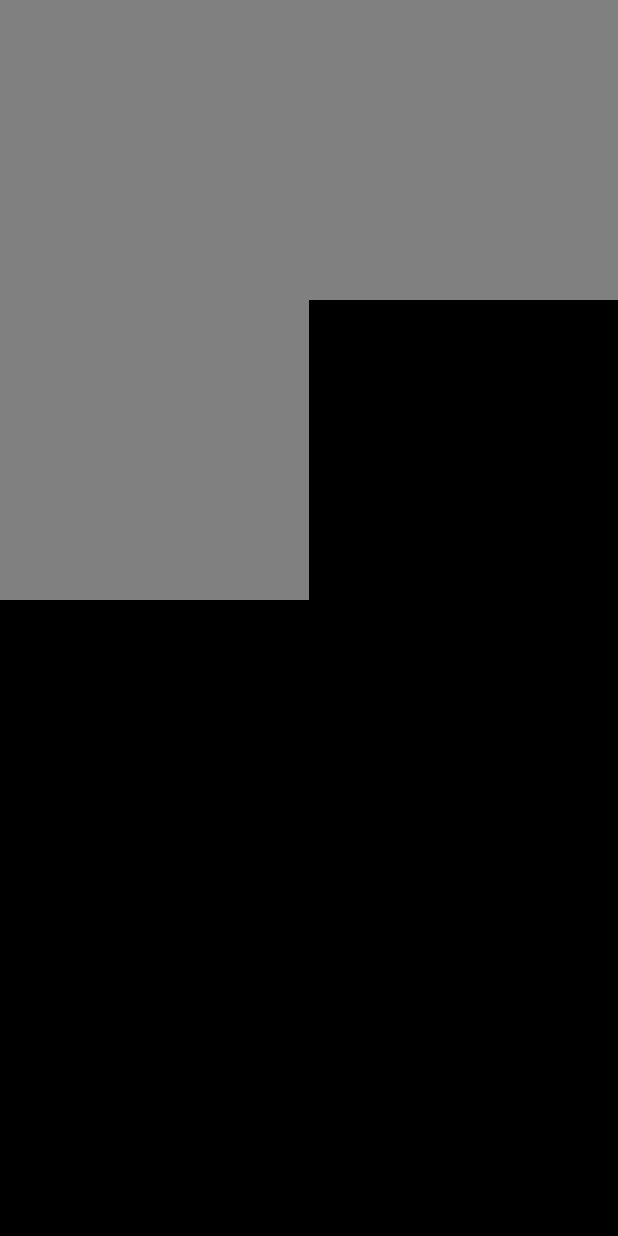
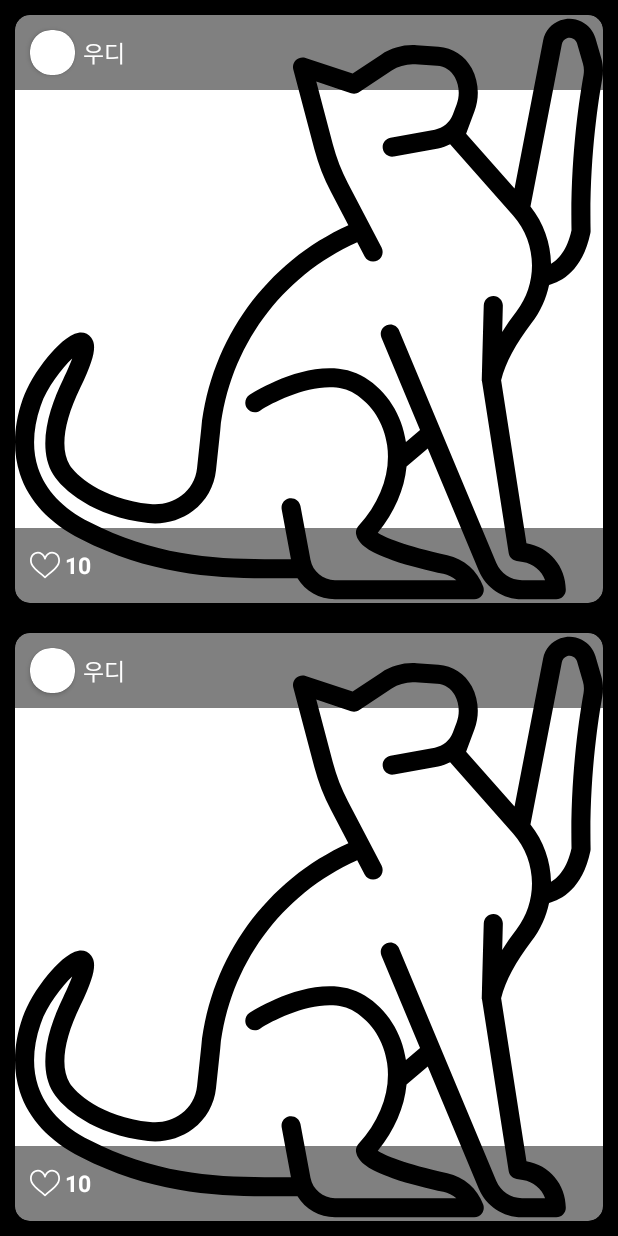
Before and after one commit to WoochanLee/CatHolic, an Android app: the layout fragment_gallery.xml on its own in the app's theme, with its tools: preview values and no code run, on a phone screen of 412 x 824 dp. Run offline under Robolectric (Android 15) with nearby library versions, the phone set to English and light mode, and no system bars.

Commit message:
- change main UI - change user data structure

```diff
--- a/app/src/main/java/com/woody/cat/holic/framework/CatHolicApplication.kt
+++ b/app/src/main/java/com/woody/cat/holic/framework/CatHolicApplication.kt
@@ -13,7 +13,7 @@ class CatHolicApplication : Application() {
     }
 
     val photoRepository by lazy { PhotoRepositoryImpl(FirebaseUserManager) }
-    val postingRepository by lazy { PostingRepositoryImpl(FirebaseUserManager) }
+    val postingRepository by lazy { PostingRepositoryImpl() }
 
     override fun onCreate() {
         super.onCreate()
--- a/app/src/main/java/com/woody/cat/holic/framework/PostingRepositoryImpl.kt
+++ b/app/src/main/java/com/woody/cat/holic/framework/PostingRepositoryImpl.kt
@@ -13,7 +13,7 @@ import com.woody.cat.holic.framework.net.mapToPostingDto
 import kotlinx.coroutines.CompletableDeferred
 
 
-class PostingRepositoryImpl(private val firebaseUserManager: FirebaseUserManager) : PostingRepository {
+class PostingRepositoryImpl() : PostingRepository {
 
     companion object {
         const val COLLECTION_PATH = "cat"
--- a/app/src/main/java/com/woody/cat/holic/presentation/main/like/LikeFragment.kt
+++ b/app/src/main/java/com/woody/cat/holic/presentation/main/like/LikeFragment.kt
@@ -40,9 +40,9 @@ class LikeFragment : Fragment() {
     override fun onViewCreated(view: View, savedInstanceState: Bundle?) {
         super.onViewCreated(view, savedInstanceState)
 
-        /*binding.signInButton.setOnClickListener {
+        binding.signInButton.setOnClickListener {
             FirebaseUserManager.signIn(startGoogleSignInForResult, requireActivity())
-        }*/
+        }
 
         //CatHolicGoogleUserManager.signOut(requireActivity())
     }
--- a/app/src/main/java/com/woody/cat/holic/presentation/upload/UploadActivity.kt
+++ b/app/src/main/java/com/woody/cat/holic/presentation/upload/UploadActivity.kt
@@ -142,7 +142,7 @@ class UploadActivity : AppCompatActivity() {
 
     private fun makeCustomAlbumWidget(): Widget {
         return Widget.newDarkBuilder(this)
-            .title("Select Cats")
+            .title("SELECT CATS")
             .statusBarColor(Color.BLACK)
             .toolBarColor(Color.BLACK)
             .navigationBarColor(Color.BLACK)
--- a/app/src/main/java/com/woody/cat/holic/presentation/upload/UploadViewModel.kt
+++ b/app/src/main/java/com/woody/cat/holic/presentation/upload/UploadViewModel.kt
@@ -106,9 +106,9 @@ class UploadViewModel(
 
     fun onClickUploadPosting() {
 
-        val userId = firebaseUserManager.getCurrentUserId()
+        val user = firebaseUserManager.getCurrentUser()
 
-        if (userId == null) {
+        if (user == null) {
             handleNotSignedInUser()
             return
         }
@@ -120,7 +120,7 @@ class UploadViewModel(
                     ?.filter { it.imageDownloadUrl.isNotEmpty() }
                     ?.map {
                         Posting(
-                            userId,
+                            user,
                             it.imageDownloadUrl
                         )
                     }
--- a/app/src/main/java/com/woody/cat/holic/presentation/upload/item/UploadingPhotoItem.kt
+++ b/app/src/main/java/com/woody/cat/holic/presentation/upload/item/UploadingPhotoItem.kt
@@ -5,6 +5,7 @@ import kotlinx.coroutines.Job
 
 data class UploadingPhotoItem(
     val userId: String? = null,
+
     val imageUri: String,
     var imageDownloadUrl: String = "",
     var currentProgress: MutableLiveData<Int> = MutableLiveData(0),
--- a/app/src/main/res/layout/fragment_gallery.xml
+++ b/app/src/main/res/layout/fragment_gallery.xml
@@ -15,62 +15,13 @@
         android:layout_height="match_parent"
         android:orientation="vertical">
 
-        <!--<View
-            android:layout_width="match_parent"
-            android:layout_height="1dp"
-            android:background="@color/white"/>
-
-        <LinearLayout
-            android:layout_width="match_parent"
-            android:layout_height="54dp"
-            android:background="@color/black"
-            android:gravity="end|center">
-
-            <androidx.cardview.widget.CardView
-                android:layout_width="100dp"
-                android:layout_height="34dp"
-                android:layout_marginEnd="10dp"
-                android:padding="0dp"
-                app:cardBackgroundColor="@color/gray"
-                app:cardCornerRadius="15dp">
-
-                <LinearLayout
-                    android:layout_width="match_parent"
-                    android:layout_height="match_parent"
-                    android:gravity="center"
-                    android:orientation="horizontal">
-
-                    <TextView
-                        android:layout_width="wrap_content"
-                        android:layout_height="wrap_content"
-                        android:layout_marginEnd="5dp"
-                        android:text="@string/order_by"
-                        android:textColor="@color/white"
-                        android:textSize="12dp"
-                        android:textStyle="bold" />
-
-                    <ImageView
-                        android:layout_width="18dp"
-                        android:layout_height="18dp"
-                        android:src="@drawable/ic_heart_fill"
-                        app:tint="@color/white"
-                        tools:src="@drawable/ic_clock_fill"/>
-                </LinearLayout>
-            </androidx.cardview.widget.CardView>
-        </LinearLayout>
-
-        <View
-            android:layout_width="match_parent"
-            android:layout_height="1dp"
-            android:background="@color/white"/>-->
-
         <androidx.recyclerview.widget.RecyclerView
             android:id="@+id/rv_main_gallery"
             android:layout_width="match_parent"
             android:layout_height="match_parent"
-            app:layoutManager="androidx.recyclerview.widget.StaggeredGridLayoutManager"
-            app:spanCount="2"
-            tools:listitem="@layout/item_main_photo" />
+            android:background="@color/black"
+            app:layoutManager="androidx.recyclerview.widget.LinearLayoutManager"
+            tools:listitem="@layout/item_main_posting" />
 
     </LinearLayout>
 </layout>
--- a/app/src/main/res/layout/fragment_like.xml
+++ b/app/src/main/res/layout/fragment_like.xml
@@ -20,14 +20,14 @@
             app:layout_constraintStart_toStartOf="parent"
             app:layout_constraintTop_toTopOf="parent" />-->
 
-        <!--<com.google.android.gms.common.SignInButton
+        <com.google.android.gms.common.SignInButton
             android:id="@+id/sign_in_button"
             android:layout_width="wrap_content"
             android:layout_height="wrap_content"
             app:layout_constraintBottom_toBottomOf="parent"
             app:layout_constraintEnd_toEndOf="parent"
             app:layout_constraintStart_toStartOf="parent"
-            app:layout_constraintTop_toTopOf="parent" />-->
+            app:layout_constraintTop_toTopOf="parent" />
 
     </LinearLayout>
 </layout>
--- a/app/src/main/res/layout/item_main_photo.xml
+++ /dev/null
@@ -1,28 +0,0 @@
-<?xml version="1.0" encoding="utf-8"?>
-<layout xmlns:app="http://schemas.android.com/apk/res-auto"
-    xmlns:tools="http://schemas.android.com/tools">
-
-    <data>
-        <variable
-            name="position"
-            type="Integer" />
-
-        <variable
-            name="model"
-            type="com.woody.cat.holic.domain.Photo" />
-    </data>
-
-    <androidx.constraintlayout.widget.ConstraintLayout xmlns:android="http://schemas.android.com/apk/res/android"
-        android:layout_width="match_parent"
-        android:layout_height="wrap_content">
-
-        <ImageView
-            android:id="@+id/iv_image"
-            android:layout_width="match_parent"
-            android:layout_height="200dp"
-            android:scaleType="centerCrop"
-            app:layout_constraintTop_toTopOf="parent"
-            app:imageUrl="@{model.imageUrl}"
-            tools:background="@color/gray" />
-    </androidx.constraintlayout.widget.ConstraintLayout>
-</layout>
--- /dev/null
+++ b/app/src/main/res/layout/item_main_posting.xml
@@ -0,0 +1,114 @@
+<?xml version="1.0" encoding="utf-8"?>
+<layout xmlns:app="http://schemas.android.com/apk/res-auto"
+    xmlns:tools="http://schemas.android.com/tools">
+
+    <data>
+
+        <variable
+            name="position"
+            type="Integer" />
+
+        <variable
+            name="model"
+            type="com.woody.cat.holic.domain.Posting" />
+    </data>
+
+    <LinearLayout xmlns:android="http://schemas.android.com/apk/res/android"
+        android:layout_width="match_parent"
+        android:layout_height="wrap_content"
+        android:padding="10dp">
+
+        <androidx.cardview.widget.CardView
+            android:layout_width="match_parent"
+            android:layout_height="wrap_content"
+            app:cardCornerRadius="10dp">
+
+            <androidx.constraintlayout.widget.ConstraintLayout
+                android:layout_width="match_parent"
+                android:layout_height="wrap_content"
+                android:minHeight="200dp">
+
+                <ImageView
+                    android:id="@+id/iv_image"
+                    android:layout_width="match_parent"
+                    android:layout_height="wrap_content"
+                    android:adjustViewBounds="true"
+                    android:scaleType="fitXY"
+                    app:imageUrl="@{model.downloadUrl}"
+                    app:layout_constraintTop_toTopOf="parent"
+                    tools:src="@drawable/ic_toyger_cat"
+                    tools:tint="@color/white" />
+
+                <View
+                    android:layout_width="match_parent"
+                    android:layout_height="50dp"
+                    android:alpha="0.5"
+                    android:background="@color/black"
+                    app:layout_constraintTop_toTopOf="parent" />
+
+                <LinearLayout
+                    android:layout_width="match_parent"
+                    android:layout_height="50dp"
+                    android:gravity="center_vertical"
+                    android:orientation="horizontal"
+                    app:layout_constraintTop_toTopOf="parent">
+
+                    <androidx.cardview.widget.CardView
+                        android:layout_width="30dp"
+                        android:layout_height="30dp"
+                        android:layout_marginStart="10dp"
+                        android:layout_marginEnd="5dp"
+                        app:cardCornerRadius="14dp">
+
+                        <ImageView
+                            android:layout_width="wrap_content"
+                            android:layout_height="wrap_content"
+                            android:background="@color/white"
+                            app:imageUrl="@{model.user.userPhotoUrl}" />
+
+                    </androidx.cardview.widget.CardView>
+
+                    <TextView
+                        android:layout_width="wrap_content"
+                        android:layout_height="wrap_content"
+                        android:text="@{model.user.displayName}"
+                        android:textColor="@color/white"
+                        android:textSize="15dp"
+                        tools:text="우디" />
+                </LinearLayout>
+
+                <View
+                    android:layout_width="match_parent"
+                    android:layout_height="50dp"
+                    android:alpha="0.5"
+                    android:background="@color/black"
+                    app:layout_constraintBottom_toBottomOf="parent" />
+
+                <LinearLayout
+                    android:layout_width="match_parent"
+                    android:layout_height="50dp"
+                    android:gravity="center_vertical"
+                    app:layout_constraintBottom_toBottomOf="parent">
+
+                    <ImageView
+                        android:layout_width="20dp"
+                        android:layout_height="20dp"
+                        android:layout_marginStart="10dp"
+                        android:layout_marginEnd="3dp"
+                        android:src="@drawable/ic_heart_empty"
+                        app:tint="@color/white" />
+
+                    <TextView
+                        android:layout_width="wrap_content"
+                        android:layout_height="wrap_content"
+                        android:text="@{String.valueOf(model.stared)}"
+                        android:textColor="@color/white"
+
+                        android:textSize="15dp"
+                        android:textStyle="bold"
+                        tools:text="10" />
+                </LinearLayout>
+            </androidx.constraintlayout.widget.ConstraintLayout>
+        </androidx.cardview.widget.CardView>
+    </LinearLayout>
+</layout>
--- a/core/src/main/java/com/woody/cat/holic/domain/Photo.kt
+++ b/core/src/main/java/com/woody/cat/holic/domain/Photo.kt
@@ -1,6 +1,6 @@
 package com.woody.cat.holic.domain
 
 data class Photo(
-    val userId: String,
+    val user: User,
     val imageUrl: String
 )
--- a/core/src/main/java/com/woody/cat/holic/domain/Posting.kt
+++ b/core/src/main/java/com/woody/cat/holic/domain/Posting.kt
@@ -1,7 +1,7 @@
 package com.woody.cat.holic.domain
 
 data class Posting(
-    val userId: String,
+    val user: User,
     val downloadUrl: String,
     val stared: Int = 0,
     val reported: Int = 0,
```
Also changed, not shown: app/src/main/java/com/woody/cat/holic/framework/FirebaseUserManager.kt (+6 -3 lines), app/src/main/java/com/woody/cat/holic/framework/PhotoRepositoryImpl.kt (+4 -6 lines), app/src/main/java/com/woody/cat/holic/framework/net/PostingDto.kt (+28 -4 lines), app/src/main/java/com/woody/cat/holic/presentation/main/gallery/GalleryAdapter.kt (renamed from app/src/main/java/com/woody/cat/holic/presentation/main/gallery/PhotoAdapter.kt, +10 -10 lines), app/src/main/java/com/woody/cat/holic/presentation/main/gallery/GalleryFragment.kt (+6 -6 lines), app/src/main/java/com/woody/cat/holic/presentation/main/gallery/GalleryViewModel.kt (+6 -8 lines), core/src/main/java/com/woody/cat/holic/domain/User.kt (added, +7 -0 lines).
